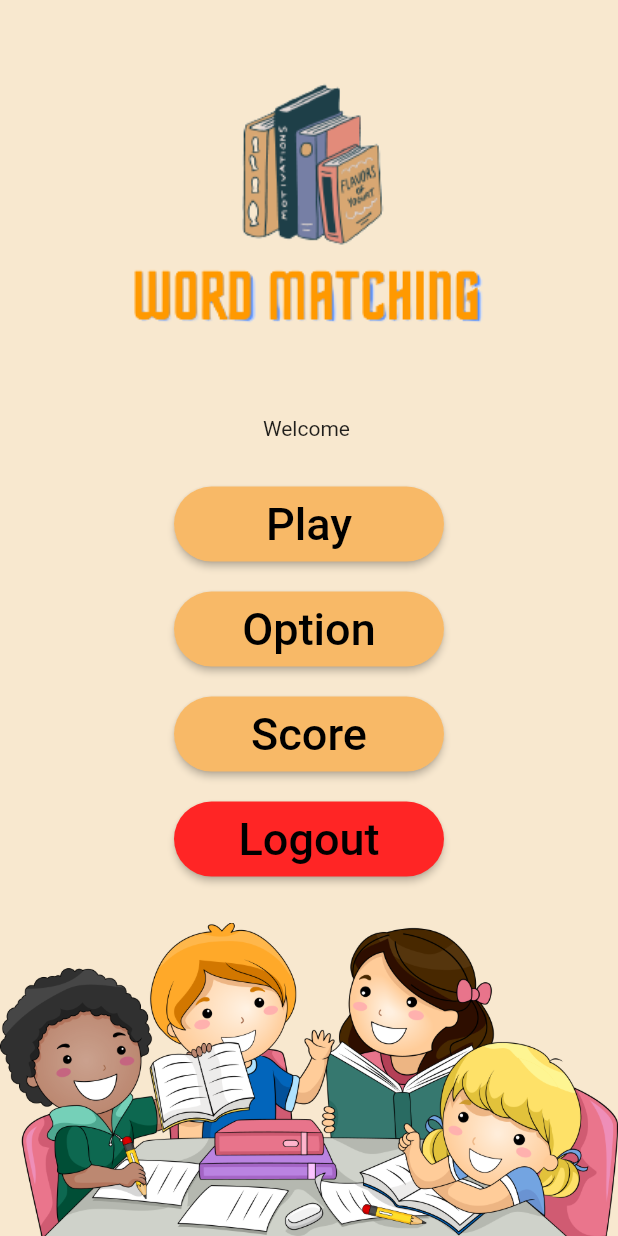
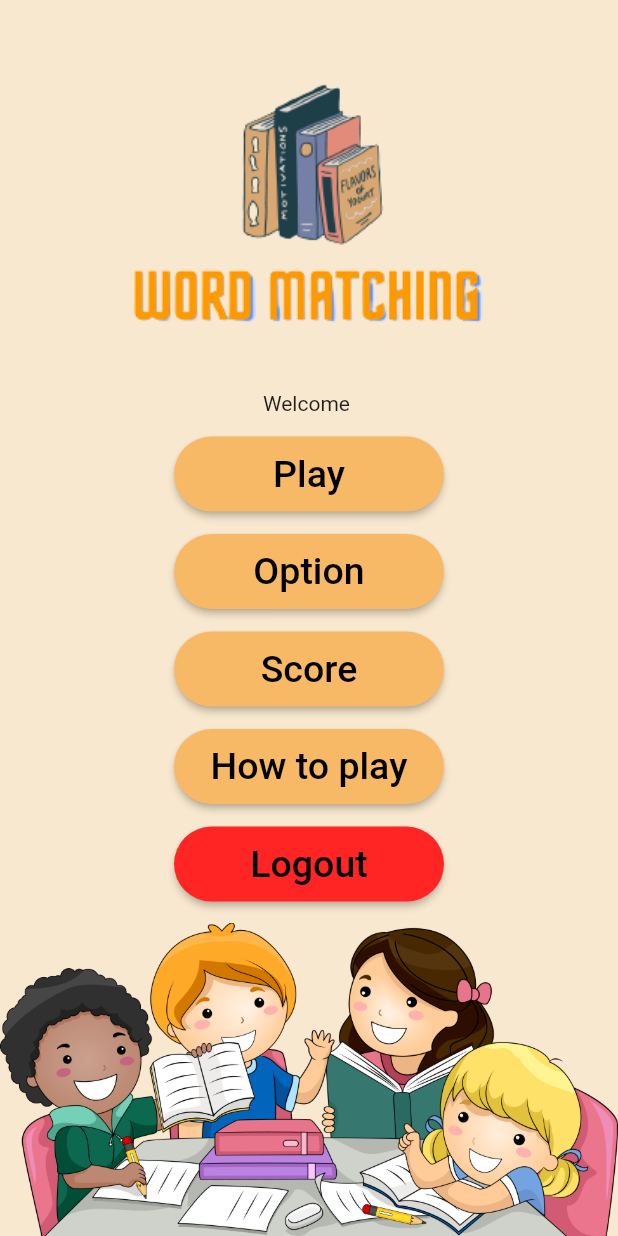
Before and after one commit to chettalek/word, a Flutter app: the playPage screen opened directly, on a phone screen of 412 x 824 dp. Run offline on Flutter 3.47's test engine with Material 2 defaults, Android fonts, the phone set to English and light mode, and no system bars; our stand-ins replace firebase_core, flutter_tts, google_sign_in, shared_preferences; accounts and stored records are empty; network calls fail.

Commit message:
คำถาม
1

```diff
--- a/lib/play.dart
+++ b/lib/play.dart
@@ -1,6 +1,8 @@
 import 'dart:math';
 
 import 'package:flutter/material.dart';
+import 'package:flutter_application_1/category.dart';
+import 'package:flutter_application_1/question.dart';
 import 'package:flutter_application_1/scoreview.dart';
 import 'package:flutter_application_1/signin.dart';
 import 'package:shared_preferences/shared_preferences.dart';
@@ -47,7 +49,12 @@ class _playPageState extends State<playPage> {
                     height: 50,
                     width: 180,
                     child: ElevatedButton(
-                      onPressed: () {}, //ฟังชั่นการกดปุ่ม
+                      onPressed: () {
+                        Navigator.push(
+                            context,
+                            MaterialPageRoute(
+                                builder: (context) => categoryPage()));
+                      }, //ฟังชั่นการกดปุ่ม
                       style: ElevatedButton.styleFrom(
                         backgroundColor: Color.fromARGB(255, 248, 185, 103),
                         shape: RoundedRectangleBorder(
@@ -56,12 +63,12 @@ class _playPageState extends State<playPage> {
                       ),
                       child: const Text(
                         'Play',
-                        style: TextStyle(fontSize: 30),
+                        style: TextStyle(fontSize: 25),
                       ),
                     ),
                   ),
                   SizedBox(
-                    height: 20,
+                    height: 15,
                   ),
                   SizedBox(
                     height: 50,
@@ -78,12 +85,12 @@ class _playPageState extends State<playPage> {
                       ),
                       child: const Text(
                         'Option',
-                        style: TextStyle(fontSize: 30),
+                        style: TextStyle(fontSize: 25),
                       ),
                     ),
                   ),
                   SizedBox(
-                    height: 20,
+                    height: 15,
                   ),
                   SizedBox(
                     height: 50,
@@ -104,12 +111,34 @@ class _playPageState extends State<playPage> {
                       ),
                       child: const Text(
                         'Score',
-                        style: TextStyle(fontSize: 30),
+                        style: TextStyle(fontSize: 25),
                       ),
                     ),
                   ),
                   SizedBox(
-                    height: 20,
+                    height: 15,
+                  ),
+                  SizedBox(
+                    height: 50,
+                    width: 180,
+                    child: ElevatedButton(
+                      onPressed: () {
+                        soundCheck();
+                      },
+                      style: ElevatedButton.styleFrom(
+                        backgroundColor: Color.fromARGB(255, 248, 185, 103),
+                        shape: RoundedRectangleBorder(
+                          borderRadius: BorderRadius.circular(30.0),
+                        ),
+                      ),
+                      child: const Text(
+                        'How to play',
+                        style: TextStyle(fontSize: 25),
+                      ),
+                    ),
+                  ),
+                  SizedBox(
+                    height: 15,
                   ),
                   SizedBox(
                     height: 50,
@@ -133,7 +162,7 @@ class _playPageState extends State<playPage> {
                       ),
                       child: const Text(
                         'Logout',
-                        style: TextStyle(fontSize: 30),
+                        style: TextStyle(fontSize: 25),
                       ),
                     ),
                   ),
--- a/pubspec.yaml
+++ b/pubspec.yaml
@@ -43,6 +43,7 @@ dependencies:
   google_sign_in: ^6.1.4
   firebase_auth: ^4.7.3
   shared_preferences: ^2.2.0
+  flutter_tts: ^3.7.0
 
 flutter_icons:
   android: true
```
Also changed, not shown: lib/category.dart (+7 -2 lines), lib/question.dart (+84 -30 lines), pubspec.lock, 4 other files.
